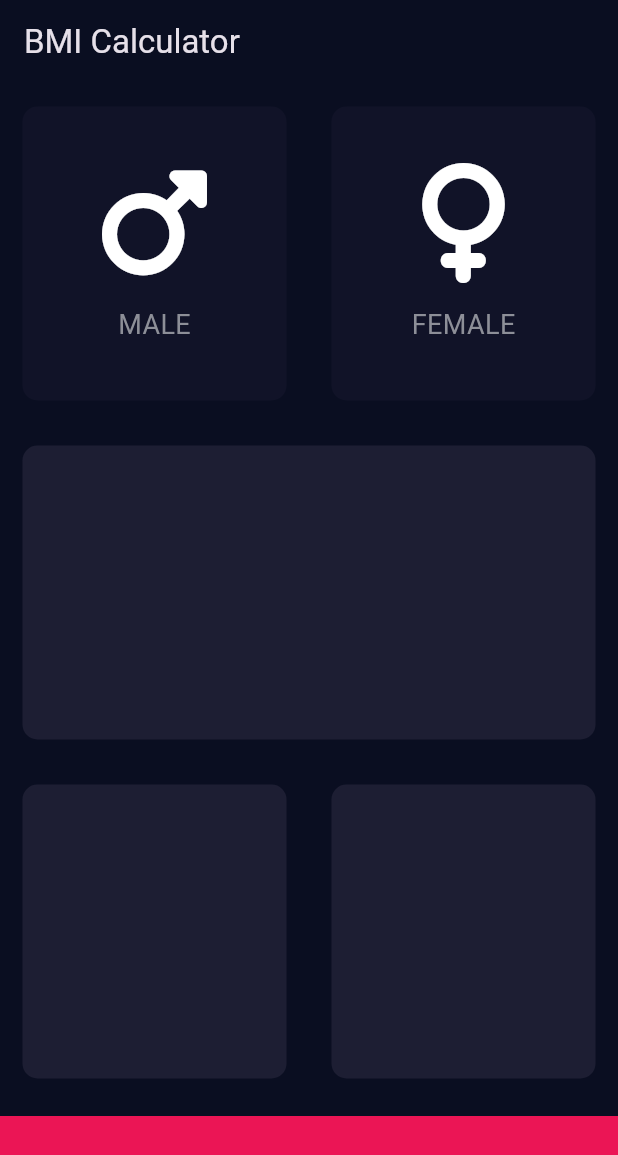
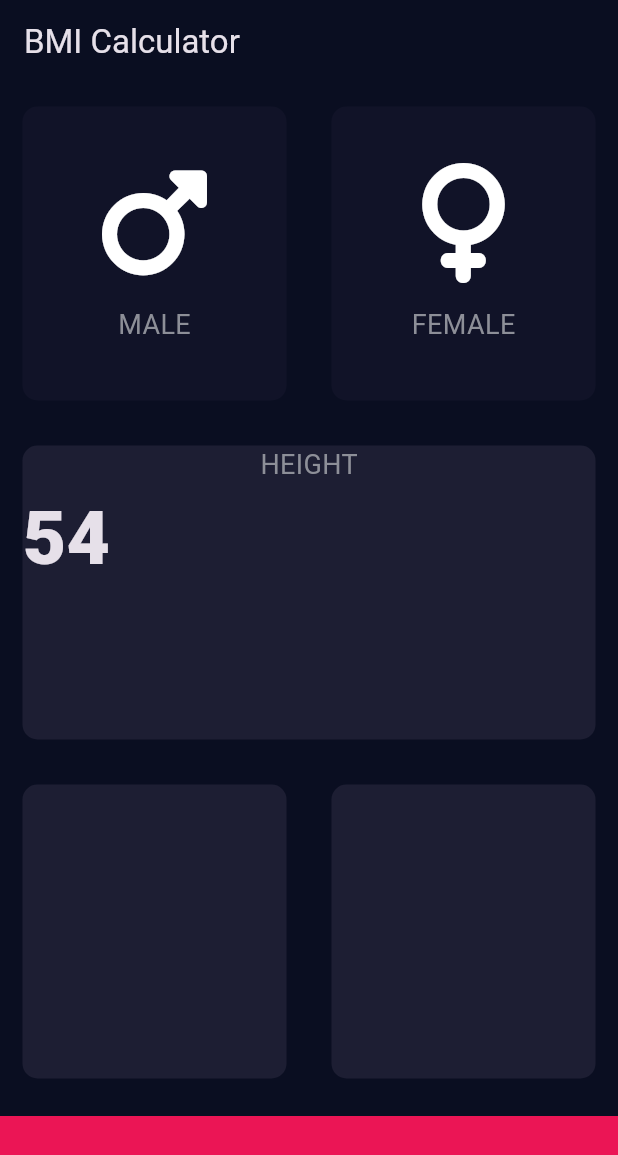
Before and after one commit to Haldiant/bmi_calculator_flutter, a Flutter app: the screen it shows after launch, on a phone screen of 412 x 824 dp. Shown: the top 1155 px of the screen. Run offline on Flutter 3.47's test engine with Material 3 defaults, Android fonts, the phone set to English and light mode, and no system bars; our stand-ins replace font_awesome_flutter.

Commit message:
create const number text style

```diff
--- a/lib/constants.dart
+++ b/lib/constants.dart
@@ -5,7 +5,12 @@ const kBottomButtonColor = Color(0xFFEB1555);
 const kActiveCardColor = Color(0xFF1D1E33);
 const kInactiveCardColor = Color(0xFF111328);
 
-const labelTextStyle = TextStyle(
+const kLabelTextStyle = TextStyle(
   fontSize: 18.0,
   color: Color(0xFF8D8F98),
 );
+
+const kLabelNumberStyle = TextStyle(
+  fontSize: 50.0,
+  fontWeight: FontWeight.w900,
+);
--- a/lib/icon_content.dart
+++ b/lib/icon_content.dart
@@ -25,7 +25,7 @@ class IconContent extends StatelessWidget {
         ),
         Text(
           label,
-          style: labelTextStyle,
+          style: kLabelTextStyle,
         )
       ],
     );
--- a/lib/input_page.dart
+++ b/lib/input_page.dart
@@ -26,6 +26,7 @@ class _InputPageState extends State<InputPage> {
         title: const Text('BMI Calculator'),
       ),
       body: Column(
+        crossAxisAlignment: CrossAxisAlignment.stretch,
         children: [
           Expanded(
             child: Row(
@@ -68,6 +69,22 @@ class _InputPageState extends State<InputPage> {
           const Expanded(
             child: ReusableCard(
               colour: kActiveCardColor,
+              cardChild: Column(
+                children: [
+                  Text(
+                    'HEIGHT',
+                    style: kLabelTextStyle,
+                  ),
+                  Row(
+                    children: [
+                      Text(
+                        '54',
+                        style: kLabelNumberStyle,
+                      )
+                    ],
+                  )
+                ],
+              ),
             ),
           ),
           const Expanded(
```
